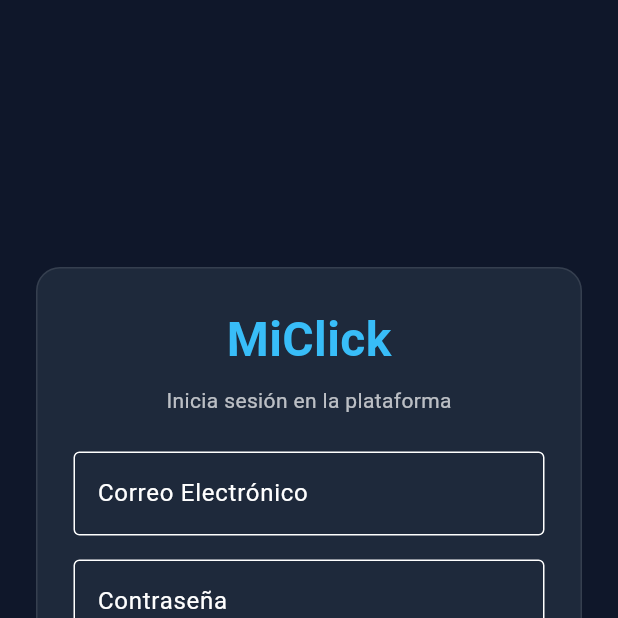
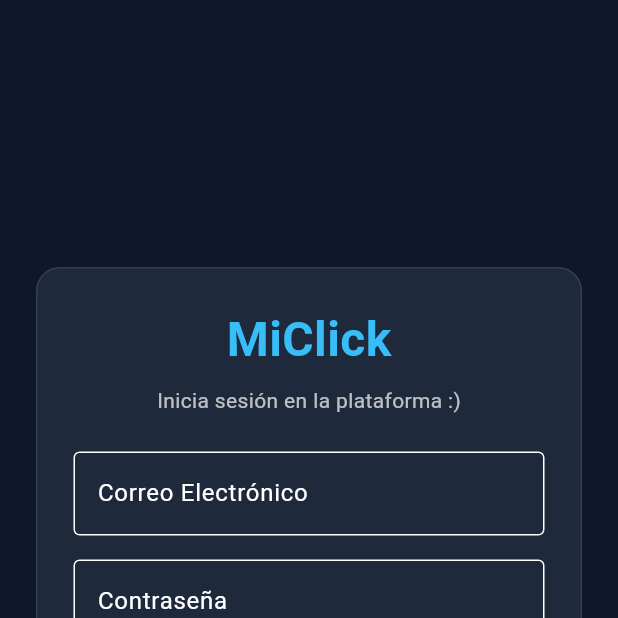
Before and after one commit to Eisritome10/miclick-app, a Flutter app: the screen it shows after launch, after a tap on "Continuar con Google", on a phone screen of 412 x 824 dp, the top half of it. Run offline on Flutter 3.47's test engine with Material 3 defaults, Android fonts, the phone set to English and light mode, and no system bars; our stand-ins replace supabase_flutter; accounts and stored records are empty; network calls fail.

Commit message:
Prueba de despliegue automatico

```diff
--- a/lib/main.dart
+++ b/lib/main.dart
@@ -7,8 +7,8 @@ void main() async {
   WidgetsFlutterBinding.ensureInitialized();
 
   await Supabase.initialize(
-    url: 'https://TU_PROYECTO.supabase.co', // Reemplaza con tu Project URL
-    anonKey: 'TU_ANON_KEY_PUBLIC',          // Reemplaza con tu Anon Key
+    url: 'https://yncojnimqcgyxwfdkfoo.supabase.co', // Reemplaza con tu Project URL
+    anonKey: 'sb_publishable_VGoNmLEsyiPKQeLkdbs67w_m8UCinJ3',          // Reemplaza con tu Anon Key
   );
 
   runApp(const MiClickApp());
@@ -143,7 +143,7 @@ class _LoginScreenState extends State<LoginScreen> {
                 ),
                 const SizedBox(height: 8),
                 Text(
-                  _isSignUp ? 'Crea tu cuenta para comenzar' : 'Inicia sesión en la plataforma',
+                  _isSignUp ? 'Crea tu cuenta para comenzar' : 'Inicia sesión en la plataforma :)',
                   style: const TextStyle(color: Colors.white70),
                 ),
                 const SizedBox(height: 24),
--- a/lib/services/supabase_service.dart
+++ b/lib/services/supabase_service.dart
@@ -11,7 +11,7 @@ class SupabaseService {
     try {
       return await client.auth.signInWithOAuth(
         OAuthProvider.google,
-        redirectTo: 'https://tu-app-miclick.vercel.app', // Tu URL de producción
+        redirectTo: 'https://miclickapp.netlify.app', // Tu URL de producción
       );
     } catch (e) {
       print('Error al iniciar sesión con Google: $e');
```
Also changed, not shown: 1 other file.
